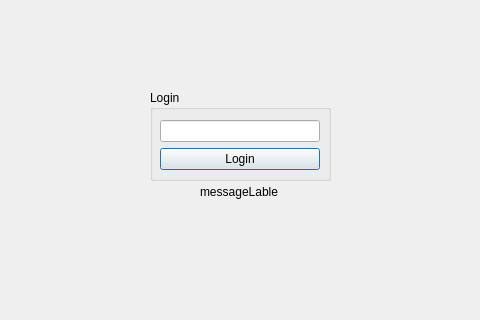
Above: login.ui from marcobombe/thermostatPi before the change. Below: the same form after it.
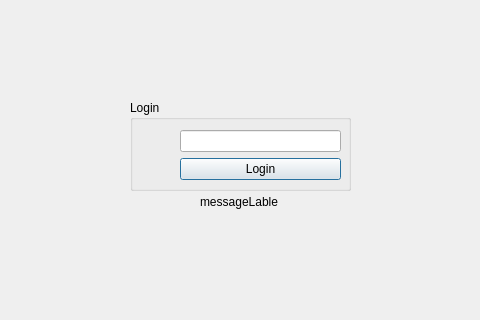
That is the form after the change. Icons and pictures are not drawn.

Commit message: login ui ok

The edit to the form file:
```diff
--- a/login.ui
+++ b/login.ui
@@ -28,30 +28,46 @@
   <widget class="QGroupBox" name="groupBox">
    <property name="geometry">
     <rect>
-     <x>150</x>
-     <y>90</y>
-     <width>181</width>
+     <x>130</x>
+     <y>100</y>
+     <width>221</width>
      <height>91</height>
     </rect>
    </property>
    <property name="title">
     <string>Login</string>
    </property>
-   <widget class="QWidget" name="verticalLayoutWidget">
+   <widget class="QLabel" name="lUserIcon">
     <property name="geometry">
      <rect>
       <x>10</x>
+      <y>40</y>
+      <width>32</width>
+      <height>32</height>
+     </rect>
+    </property>
+    <property name="text">
+     <string/>
+    </property>
+    <property name="pixmap">
+     <pixmap resource="resourcefile.qrc">:/src/images/Buddha Line Icons/32/user.png</pixmap>
+    </property>
+   </widget>
+   <widget class="QWidget" name="gridLayoutWidget">
+    <property name="geometry">
+     <rect>
+      <x>50</x>
       <y>30</y>
-      <width>160</width>
+      <width>161</width>
       <height>51</height>
      </rect>
     </property>
-    <layout class="QVBoxLayout" name="verticalLayout_2">
-     <item>
-      <widget class="QLineEdit" name="passwordLineEdit"/>
+    <layout class="QGridLayout" name="gridLayout">
+     <item row="0" column="0">
+      <widget class="QLineEdit" name="lePassword"/>
      </item>
-     <item>
-      <widget class="QPushButton" name="pushButton">
+     <item row="1" column="0">
+      <widget class="QPushButton" name="pbLogin">
        <property name="sizePolicy">
         <sizepolicy hsizetype="Minimum" vsizetype="Fixed">
          <horstretch>0</horstretch>
@@ -72,7 +88,7 @@
    <property name="geometry">
     <rect>
      <x>200</x>
-     <y>180</y>
+     <y>190</y>
      <width>158</width>
      <height>23</height>
     </rect>
```
Left out of the diff: 10 changed lines with no effect on the pictures. The commit also changes 3 other files.
